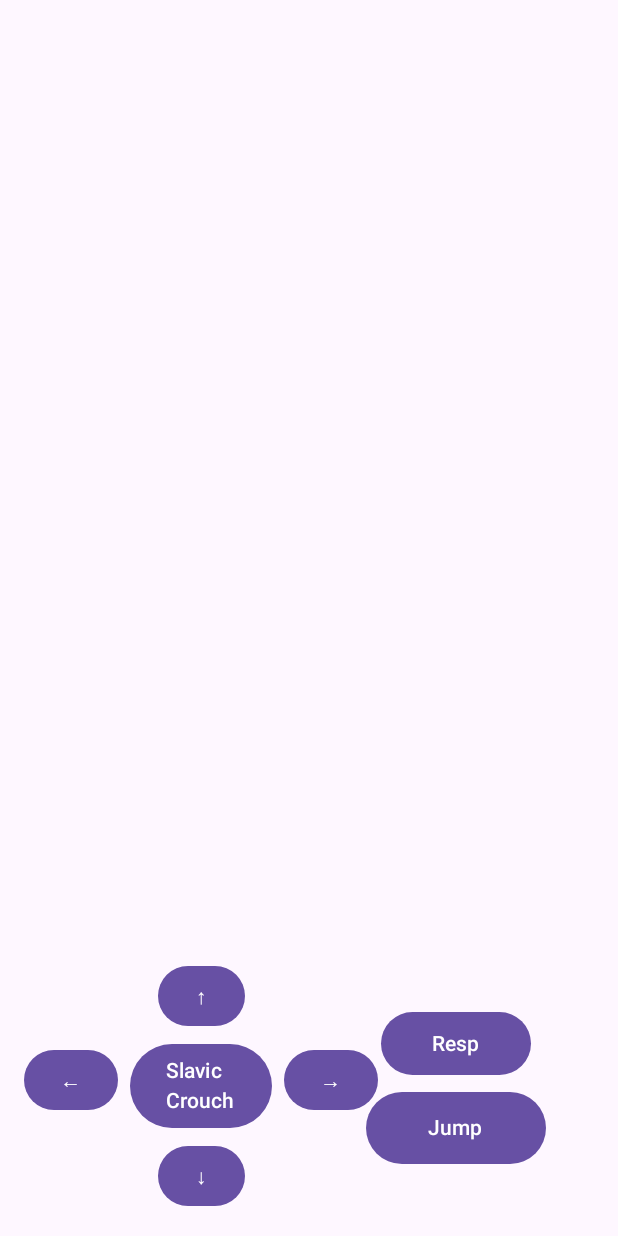
After one commit to Blaizyr/ProjectEther, an Android app built with Jetpack Compose: the composable VirtualGamepad shown on its own in the app's theme, on a phone screen of 412 x 824 dp. The commit adds this screen. Run offline under Robolectric (Android 15) with nearby library versions, the phone set to English and light mode, and no system bars; 1 statement that could not run was skipped.

Commit message:
Introduce VirtualGamepad for touch devices and update Platform interface
Key changes:
- Added `isTouch: Boolean` to the `Platform` interface and implemented it in platform-specific classes (`AndroidPlatform`, `IOSPlatform`, `JVMPlatform`, `WasmPlatform`).
- Created `VirtualGamepad.kt` composable, which provides on-screen controls for movement, jump, and respawn. It wraps the main content.
- Updated `App.kt` to pass the `Platform` instance to `GameScreen`.
- Modified `GameScreen.kt` to conditionally display the `VirtualGamepad` based on `platform.isTouch`.
- Added `Direction.kt` enum for representing movement directions.

```diff
--- a/composeApp/src/commonMain/kotlin/pw/kmp/projectether/App.kt
+++ b/composeApp/src/commonMain/kotlin/pw/kmp/projectether/App.kt
@@ -8,17 +8,18 @@ import org.jetbrains.compose.ui.tooling.preview.Preview
 import org.koin.mp.KoinPlatform.getKoin
 import pw.kmp.projectether.component.GameLauncher
 import pw.kmp.projectether.ui.game.GameScreen
-import pw.kmp.projectether.ui.login.LoginScreen
 
 
 @Composable
 @Preview
 fun App() {
+    val platform = getPlatform()
     MaterialTheme {
         val gameClient: GameClient = getKoin().get<GameClient>()
         val gameLauncher: GameLauncher = getKoin().get<GameLauncher>()
         val componentContext = DefaultComponentContext(LifecycleRegistry()/* TODO("implement active lifecycle") #1 */)
 //        LoginScreen(componentContext, gameClient)
-        GameScreen(componentContext, gameLauncher)
+
+        GameScreen(platform, componentContext, gameLauncher)
     }
 }
--- /dev/null
+++ b/composeApp/src/commonMain/kotlin/pw/kmp/projectether/model/data/Direction.kt
@@ -0,0 +1,3 @@
+package pw.kmp.projectether.model.data
+
+enum class Direction { UP, DOWN, LEFT, RIGHT }
--- /dev/null
+++ b/composeApp/src/commonMain/kotlin/pw/kmp/projectether/ui/VirtualGamepad.kt
@@ -0,0 +1,71 @@
+package pw.kmp.projectether.ui
+
+import androidx.compose.foundation.layout.Arrangement
+import androidx.compose.foundation.layout.Box
+import androidx.compose.foundation.layout.Column
+import androidx.compose.foundation.layout.Row
+import androidx.compose.foundation.layout.fillMaxSize
+import androidx.compose.foundation.layout.height
+import androidx.compose.foundation.layout.padding
+import androidx.compose.foundation.layout.width
+import androidx.compose.material3.Button
+import androidx.compose.material3.Text
+import androidx.compose.runtime.Composable
+import androidx.compose.ui.Alignment
+import androidx.compose.ui.Modifier
+import androidx.compose.ui.unit.dp
+import pw.kmp.projectether.model.data.Direction
+
+
+@Composable
+fun VirtualGamepad(
+    onMove: (Direction) -> Unit,
+    onJump: () -> Unit,
+    onRespawn: () -> Unit,
+    content: @Composable () -> Unit
+) {
+    Box(modifier = Modifier.fillMaxSize()) {
+        content()
+
+        Column(
+            modifier = Modifier
+                .align(Alignment.BottomStart)
+                .padding(16.dp),
+            verticalArrangement = Arrangement.spacedBy(8.dp),
+            horizontalAlignment = Alignment.CenterHorizontally
+        ) {
+            Button(onClick = { onMove(Direction.UP) }) { Text("↑") }
+            Row(horizontalArrangement = Arrangement.spacedBy(8.dp)) {
+                Button(onClick = { onMove(Direction.LEFT) }) { Text("←") }
+                Button(onClick = { /* TODO: implement slavic crouch. #7*/ }) { Text("Slavic\nCrouch") }
+                Button(onClick = { onMove(Direction.RIGHT) }) { Text("→") }
+            }
+            Button(onClick = { onMove(Direction.DOWN) }) { Text("↓") }
+        }
+
+        Column(
+            modifier = Modifier
+                .align(Alignment.BottomEnd)
+                .padding(48.dp),
+            verticalArrangement = Arrangement.spacedBy(12.dp),
+            horizontalAlignment = Alignment.CenterHorizontally
+        ) {
+            Button(
+                onClick = onRespawn,
+                modifier = Modifier
+                    .width(100.dp)
+                    .height(42.dp)
+            ) {
+                Text("Resp")
+            }
+            Button(
+                onClick = onJump,
+                modifier = Modifier
+                    .width(120.dp)
+                    .height(48.dp)
+            ) {
+                Text("Jump")
+            }
+        }
+    }
+}
--- a/shared/src/androidMain/kotlin/pw/kmp/projectether/Platform.android.kt
+++ b/shared/src/androidMain/kotlin/pw/kmp/projectether/Platform.android.kt
@@ -4,6 +4,7 @@ import android.os.Build
 
 class AndroidPlatform : Platform {
     override val name: String = "Android ${Build.VERSION.SDK_INT}"
+    override val isTouch: Boolean = true
 }
 
 actual fun getPlatform(): Platform = AndroidPlatform()
--- a/shared/src/commonMain/kotlin/pw/kmp/projectether/Platform.kt
+++ b/shared/src/commonMain/kotlin/pw/kmp/projectether/Platform.kt
@@ -2,6 +2,7 @@ package pw.kmp.projectether
 
 interface Platform {
     val name: String
+    val isTouch: Boolean
 }
 
 expect fun getPlatform(): Platform
```
Also changed, not shown: composeApp/src/commonMain/kotlin/pw/kmp/projectether/ui/game/GameScreen.kt (+11 -5 lines), 3 other files.
